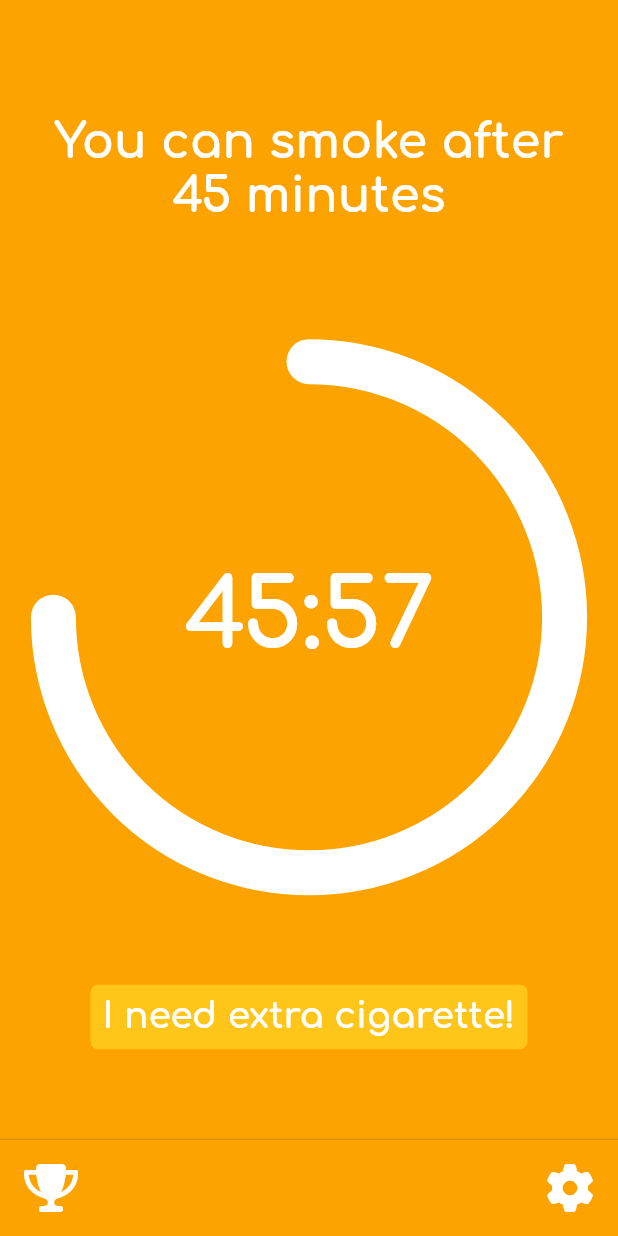
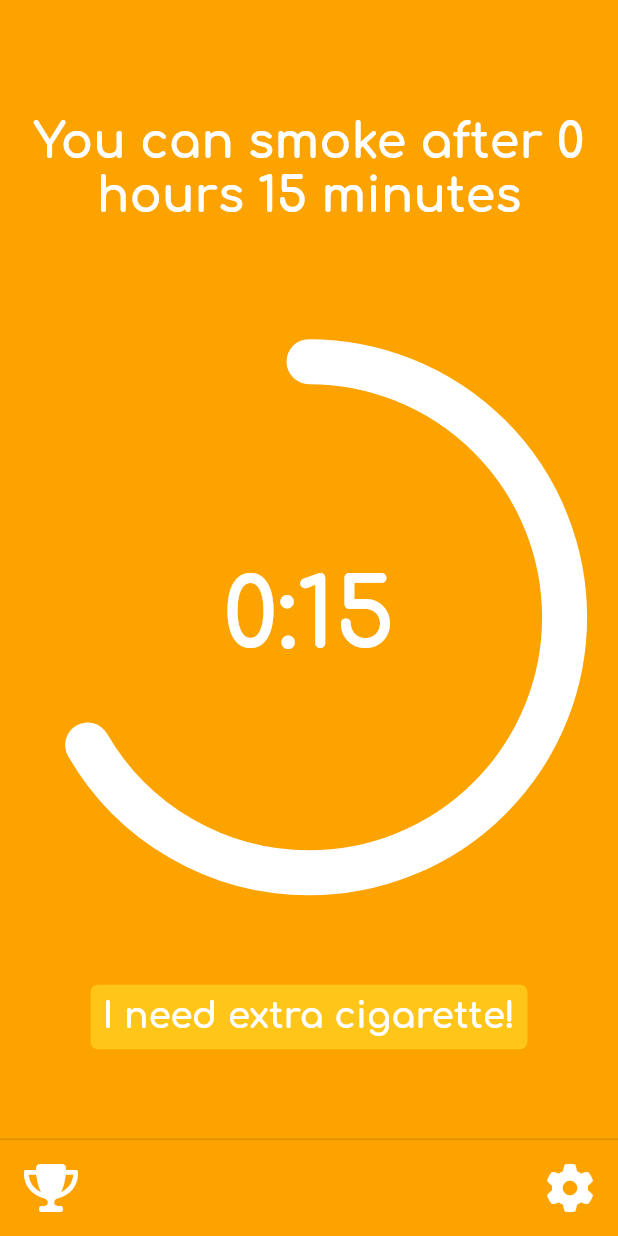
Before and after one commit to Kozinoid/Twinkle-2, a Flutter app: the MainProcess screen opened directly, after a tap on "I need extra cigarette!", on a phone screen of 412 x 824 dp. Run offline on Flutter 3.47's test engine with Material 2 defaults, Android fonts, the light colour scheme and no system bars; drawn by our look-alikes of percent_indicator; our stand-ins replace equatable, flutter_bloc, font_awesome_flutter, shared_preferences; missing offline and left inert: flutter_foreground_task; accounts and stored records are empty; statements that could not run were skipped.

Commit message:
foreground: next cigarette - new page

```diff
--- /dev/null
+++ b/lib/domain/models/time_class.dart
@@ -0,0 +1,102 @@
+class DayTime{
+  // Constructor
+  DayTime({this.hours = 0, this.minutes = 0});
+
+  // Fields
+  int hours = 0;
+  int minutes = 0;
+
+  // To Json
+  Map<String, dynamic> toJson(){
+    return {
+      'hours' : hours,
+      'minutes' : minutes
+    };
+  }
+
+  // static From Json
+  static DayTime fromJson(Map<String, dynamic> json){
+    return DayTime(hours: json['hours'], minutes: json['minutes']);
+  }
+
+  // static From DateTime
+  static DayTime fromDateTime(DateTime dateTime){
+    return DayTime(hours: dateTime.hour, minutes: dateTime.minute);
+  }
+
+  // static From minutes
+  static DayTime fromMinutes(int minutes){
+    int hrs = minutes ~/ 60;
+    int mns =minutes % 60;
+    return DayTime(hours: hrs, minutes: mns);
+  }
+
+  // In Minutes
+  int inMinutes(){
+    return hours * 60 + minutes;
+  }
+
+  // DayTime a; DayTime b; int result = a ~/ b
+  int operator ~/(DayTime interval){
+    return inMinutes() ~/ interval.inMinutes();
+  }
+
+  // DayTime a; int divider; DayTime result = a / divider
+  DayTime operator /(int divider){
+    return DayTime.fromMinutes(inMinutes() ~/ divider);
+  }
+
+  // DayTime a; int divider; DayTime result = a * divider
+  DayTime operator *(int divider){
+    return DayTime.fromMinutes(inMinutes() * divider);
+  }
+
+  // DayTime a; DayTime b; DayTime result = a + b
+  DayTime operator +(DayTime interval){
+    return DayTime.fromMinutes(inMinutes() + interval.inMinutes());
+  }
+
+  // DayTime a; DayTime b; DayTime result = a - b
+  DayTime operator -(DayTime interval){
+    return DayTime.fromMinutes(inMinutes() - interval.inMinutes());
+  }
+
+  // DayTime a; DayTime b; DayTime result = a % b
+  DayTime operator %(DayTime interval){
+    return DayTime.fromMinutes(inMinutes() % interval.inMinutes());
+  }
+
+
+  // operator >
+  bool operator >(DayTime time){
+    return (inMinutes() > time.inMinutes());
+  }
+
+  // operator <
+  bool operator <(DayTime time){
+    return (inMinutes() < time.inMinutes());
+  }
+
+  // operator >=
+  bool operator >=(DayTime time){
+    return (inMinutes() >= time.inMinutes());
+  }
+
+  // operator <=
+  bool operator <=(DayTime time){
+    return (inMinutes() <= time.inMinutes());
+  }
+
+  // static Parse
+  static DayTime parse(String timeString){
+    final stringList = timeString.split(':');
+    return DayTime(hours: int.parse(stringList[0]), minutes: int.parse(stringList[1]));
+  }
+
+  // To String
+  @override
+  String toString() {
+    final m = '$minutes'.padLeft(2, '0');
+    return '$hours:$m';
+  }
+}
--- a/lib/domain/models/user_data.dart
+++ b/lib/domain/models/user_data.dart
@@ -1,6 +1,7 @@
 import 'package:flutter/cupertino.dart';
 import 'package:twinkle/core/types.dart';
 import 'package:equatable/equatable.dart';
+import 'package:twinkle/domain/models/time_class.dart';
 
 // Main States Enum
 enum ProcessState{
@@ -47,6 +48,16 @@ class UserData extends Equatable with ChangeNotifier {
   set registrationDate(DateTime value) => _registrationDate = value;
   DateTime get registrationDate => _registrationDate;
 
+  // Start smoke time today
+  DayTime _firstCigaretteTime = DayTime(hours: 7, minutes: 0);
+  set firstCigaretteTime(DayTime value) {_firstCigaretteTime = value;}
+  DayTime get firstCigaretteTime => _firstCigaretteTime;
+
+  // Finish smoke time today
+  DayTime _lastCigaretteTime = DayTime(hours: 23, minutes: 0);
+  set lastCigaretteTime(DayTime value) {_lastCigaretteTime = value;}
+  DayTime get lastCigaretteTime => _lastCigaretteTime;
+
   //--------------------------- Calculations -----------------------------------
   // Current day number
   int _currentDay = 0;
@@ -56,21 +67,45 @@ class UserData extends Equatable with ChangeNotifier {
   double _minusCigarettePerDay = 0;
   double get minusCigarettePerDay => _minusCigarettePerDay;
 
-  // Cigarettes, passed today
-  int _passedCigarettesToday = 0;
-  int get passedCigarettesToday => _passedCigarettesToday;
+  // Cigarettes, saved today
+  int _savedCigarettesToday = 0;
+  int get savedCigarettesToday => _savedCigarettesToday;
+
+  // Cigarettes, saved from begin
+  int _savedCigarettesFromBegin = 0;
+  int get savedCigarettesFromBegin => _savedCigarettesFromBegin;
+
+  // Money, saved from begin
+  int _savedMoney = 0;
+  int get savedMoney => _savedMoney;
+
+  // Time in percent to stop smoke finish
+  int _endOfSmoke = 0;
+  int get endOfSmoke => _endOfSmoke;
 
   // Cigarettes, passed from begin
   int _passedCigarettesFromBegin = 0;
   int get passedCigarettesFromBegin => _passedCigarettesFromBegin;
 
-  // Money, passed from begin
-  int _passedMoney = 0;
-  int get passedMoney => _passedMoney;
+  // Cigarettes, passed today
+  int _totalCigarettesToday = 0;
+  int get totalCigarettesToday => _totalCigarettesToday;
 
-  // Time in percent to stop smoke finish
-  int _endOfSmoke = 0;
-  int get endOfSmoke => _endOfSmoke;
+  // Cigarettes, smoked by now
+  int _smokedByNow = 0;
+  int get smokedByNow => _smokedByNow;
+
+  // Interval
+  DayTime _interval = DayTime(hours: 1, minutes: 0);
+  DayTime get interval => _interval;
+
+  // Time to next smoke
+  DayTime _timeToNext = DayTime(hours: 1, minutes: 0);
+  DayTime get timeToNext => _timeToNext;
+
+  // Percent to next
+  double _percentToNext = 0.75;
+  double get percentToNext => _percentToNext;
 
   //-------------------------------- Process -----------------------------------
   // Registered
@@ -82,11 +117,6 @@ class UserData extends Equatable with ChangeNotifier {
   int _extraCigarettesCount = 0;
   set extraCigarettesCount(int value) {_extraCigarettesCount = value;}
   int get extraCigarettesCount => _extraCigarettesCount;
-
-  // First cigarette time today
-  DateTime _firstCigaretteTime = DateTime.parse('2022-07-05 07:00:00.905401');
-  set firstCigaretteTime(DateTime value) {_firstCigaretteTime = value;}
-  DateTime get firstCigaretteTime => _firstCigaretteTime;
 
   //------------------------------ Methods -------------------------------------
   // Store user data
@@ -108,7 +138,7 @@ class UserData extends Equatable with ChangeNotifier {
   }
 
   // Calculate passed cigarettes
-  int getPassedCigarettes(){
+  int getSavedCigarettes(){
     double sum = 0;
     for (var i = 0; i < _currentDay; i++){
       sum += (i * _minusCigarettePerDay);
@@ -118,13 +148,30 @@ class UserData extends Equatable with ChangeNotifier {
 
   // Current State Data
   void calculates(){
+    // get current day
     _currentDay = DateTime.now().difference(_registrationDate).inDays;
+    // everyday decrease cigarette count
     _minusCigarettePerDay = perDay.value / daysToSmokeBreak.value;
-    _passedCigarettesToday = (_currentDay * _minusCigarettePerDay).floor();
-    _passedCigarettesFromBegin = getPassedCigarettes() - _extraCigarettesCount;
-    _passedMoney = (_passedCigarettesFromBegin * (price.value / 20)).round();
+
+    _savedCigarettesToday = (_currentDay * _minusCigarettePerDay).floor();
+    _savedCigarettesFromBegin = getSavedCigarettes() - _extraCigarettesCount;
+    _savedMoney = (_savedCigarettesFromBegin * (price.value / 20)).round();
     _endOfSmoke = ((_currentDay / daysToSmokeBreak.value) * 100).round();
-    //notifyListeners();
+    _totalCigarettesToday = perDay.value - _savedCigarettesToday;
+
+    // time between cigarette smoke
+    _interval = (_lastCigaretteTime - _firstCigaretteTime) / (_totalCigarettesToday + 1);
+    // now
+    DateTime _now = DateTime.now();
+    DayTime _timeNow = DayTime(hours: _now.hour, minutes: _now.minute);
+
+    if ((_firstCigaretteTime < _timeNow)&&(_timeNow < _lastCigaretteTime)){
+      _timeToNext = _interval * (((_timeNow - _firstCigaretteTime) ~/ _interval) + 1) - (_timeNow - _firstCigaretteTime);
+      _percentToNext = _timeToNext.inMinutes() / _interval.inMinutes();
+    }else{
+      _timeToNext = _firstCigaretteTime + DayTime.parse('24:00') - _timeNow;
+      _percentToNext = _timeToNext.inMinutes() / (_firstCigaretteTime + DayTime.parse('24:00') - _lastCigaretteTime).inMinutes();
+    }
   }
 
   // Get updates
@@ -135,6 +182,5 @@ class UserData extends Equatable with ChangeNotifier {
   @override
   // TODO: implement props
   List<Object?> get props => [age, _gender, _currency, price, perDay, daysToSmokeBreak, _registrationDate,
-    _currentDay, _minusCigarettePerDay, _passedCigarettesToday, _passedCigarettesFromBegin, _passedMoney, _endOfSmoke,
-    _processState, _extraCigarettesCount, _firstCigaretteTime];
+     _firstCigaretteTime, _lastCigaretteTime, _passedCigarettesFromBegin, _processState, _interval];
 }
--- a/lib/presentation/pages/main_process.dart
+++ b/lib/presentation/pages/main_process.dart
@@ -16,7 +16,10 @@ class MainProcess extends StatelessWidget {
 
     return Consumer<TwinkleDataModel>(
       builder:(context, data, child) {
-        print('===============  UPDATE MAIN DATA  ===============');
+        data.calculates();
+        final intervalString = data.timeToNext.toString();
+        final hoursString = data.timeToNext.hours;
+        final minutesString = data.timeToNext.minutes;
         return WillPopScope(
           onWillPop: ()async{
             return await showConfirmDialog(context, title: 'Do you really want to exit?');
@@ -33,21 +36,21 @@ class MainProcess extends StatelessWidget {
                     Padding(
                       padding: const EdgeInsets.all(20.0),
                       child: Text(
-                          'You can smoke after 45 minutes',
+                          'You can smoke after $hoursString hours $minutesString minutes',
                           textAlign: TextAlign.center,
                           style: Utils.getWhiteOnOrangeStyle(size: 32)),
                     ),
 
                     //---------------------  Remainig time indicator  -----------------------
                     CircularPercentIndicator(
-                      percent: 0.75,
+                      percent: 1.0 - data.percentToNext,
                       lineWidth: 30,
                       radius: MediaQuery.of(context).size.width / 2 * 0.9,
                       backgroundColor: Utils.ORANGE_COLOR,
                       progressColor: Utils.WHITE_COLOR,
                       circularStrokeCap: CircularStrokeCap.round,
                       center: Text(
-                        '45:57',
+                        intervalString,
                         style: Utils.getWhiteOnOrangeStyle(size: 64),),
                     ),
 
```
Also changed, not shown: lib/domain/models/main_data_model.dart (+7 -4 lines), lib/foreground_task/callback_function.dart (+6 -11 lines), lib/foreground_task/foreground_api.dart (+4 -5 lines), lib/presentation/pages/next_cigarette.dart (added, +38 -0 lines).
